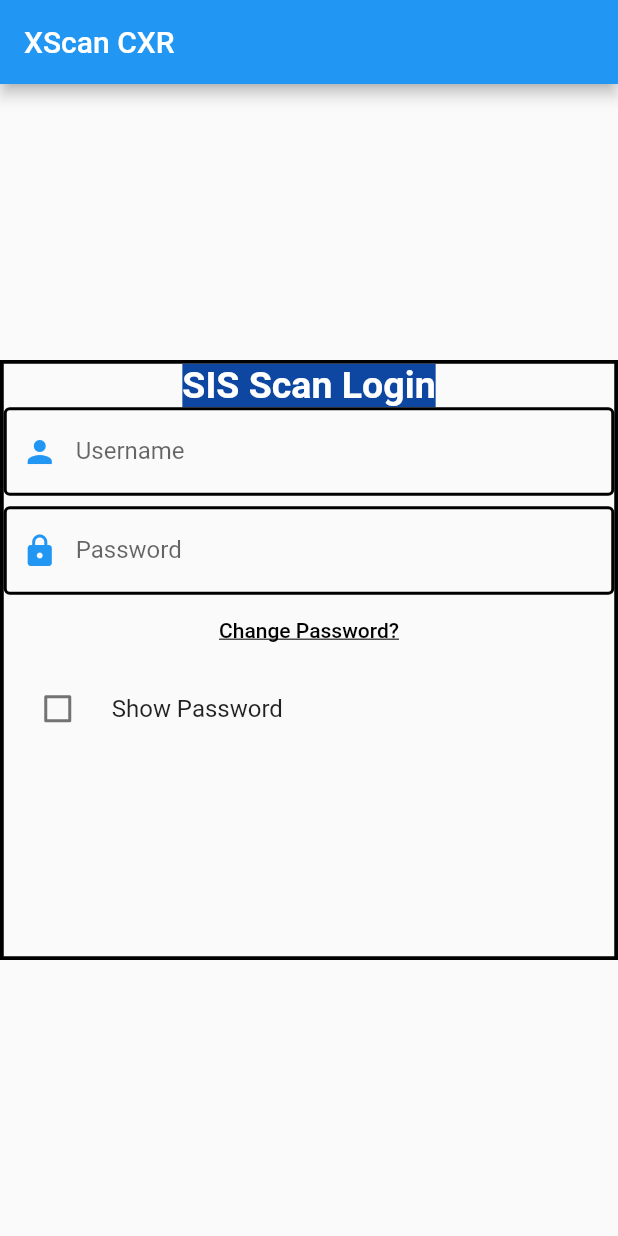
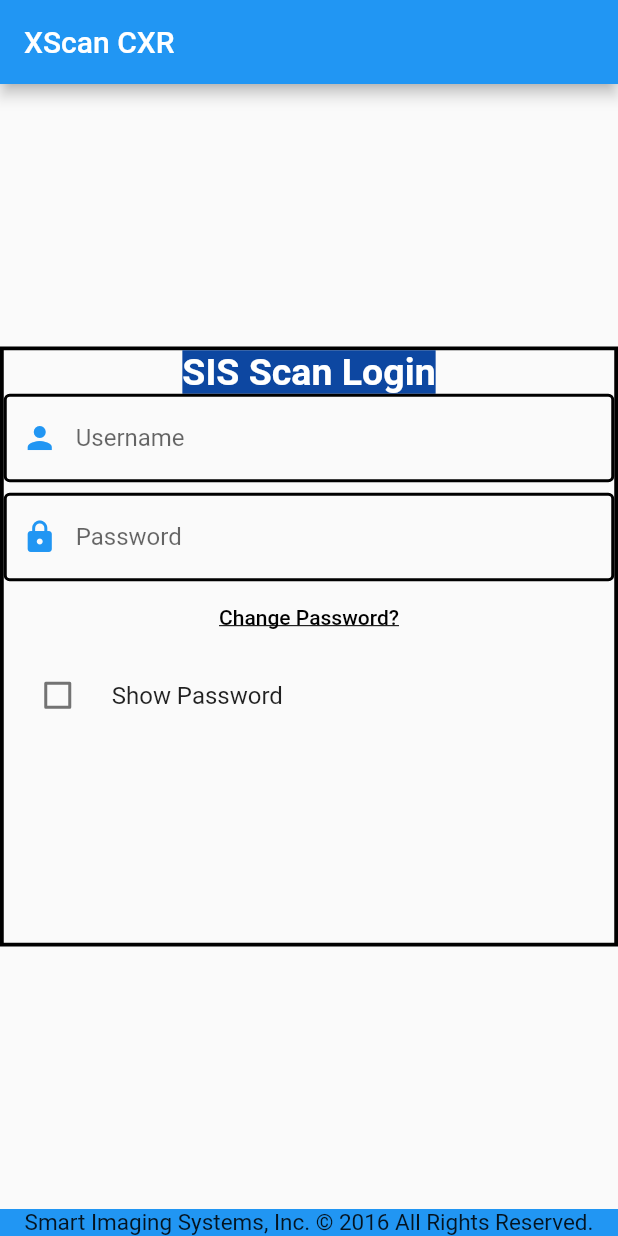
Before and after one commit to JosephLattisaw/sisrover, a Flutter app: the screen it shows after launch, on a phone screen of 412 x 824 dp. Run offline on Flutter 3.47's test engine with Material 2 defaults, Android fonts, the phone set to English and light mode, and no system bars; missing offline and left inert: window_size.

Commit message:
added copyright bottom navigation bar

```diff
--- a/sisrover_gui/lib/screens/login/login_screen.dart
+++ b/sisrover_gui/lib/screens/login/login_screen.dart
@@ -34,6 +34,16 @@
     return Scaffold(
       appBar: AppBar(
         title: Text(widget.title),
+      ),
+      bottomNavigationBar: Container(
+        child: Text(
+          "Smart Imaging Systems, Inc. © 2016 All Rights Reserved.",
+          textAlign: TextAlign.center,
+          style: TextStyle(
+            fontSize: 15.0,
+          ),
+        ),
+        color: Colors.blue,
       ),
       body: Center(
         child: Column(
```
